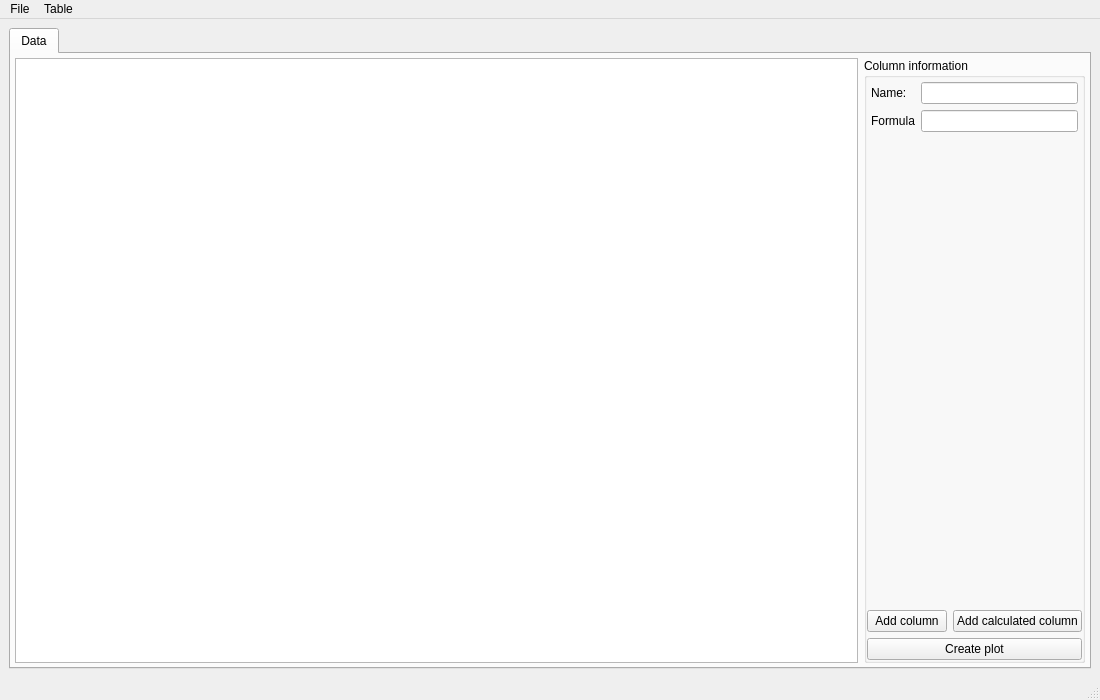
Before: the Qt Designer form src/tailor/resources/tailor.ui in davidfokkema/tailor, drawn with Qt 5.
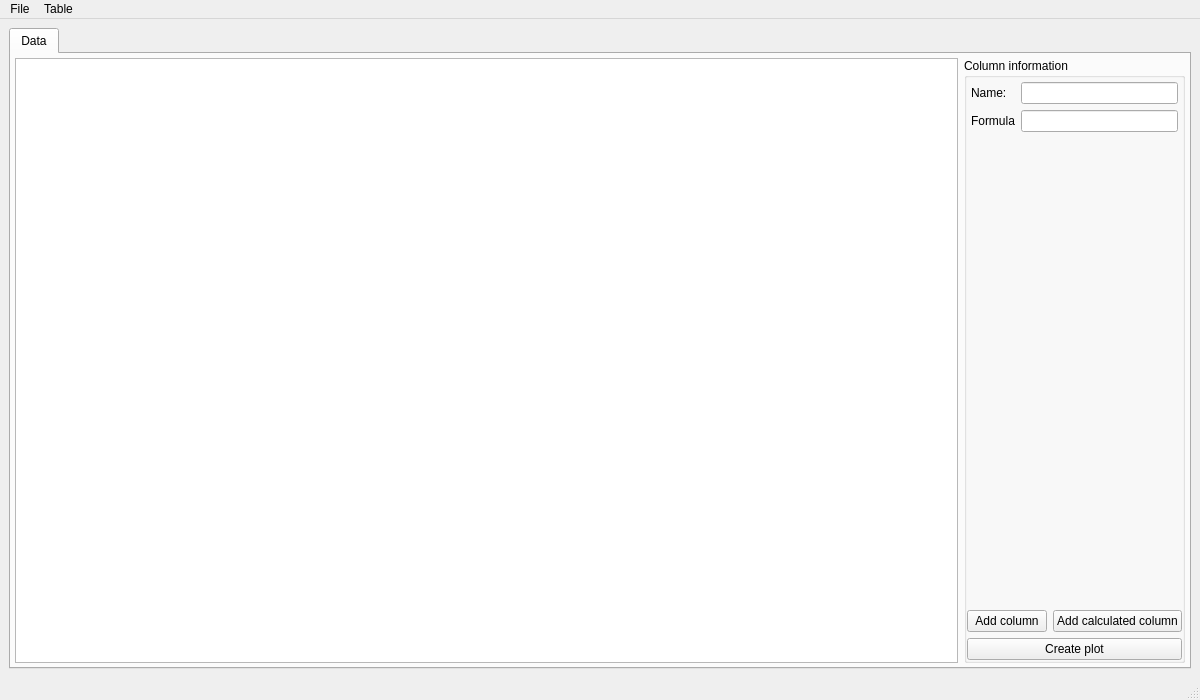
After: the same form once the commit is applied.

Commit message: Bit larger UI

Patch:
```diff
--- a/src/tailor/resources/tailor.ui
+++ b/src/tailor/resources/tailor.ui
@@ -6,7 +6,7 @@
    <rect>
     <x>0</x>
     <y>0</y>
-    <width>1100</width>
+    <width>1200</width>
     <height>700</height>
    </rect>
   </property>
@@ -149,7 +149,7 @@
     <rect>
      <x>0</x>
      <y>0</y>
-     <width>1100</width>
+     <width>1200</width>
      <height>24</height>
     </rect>
    </property>
```
